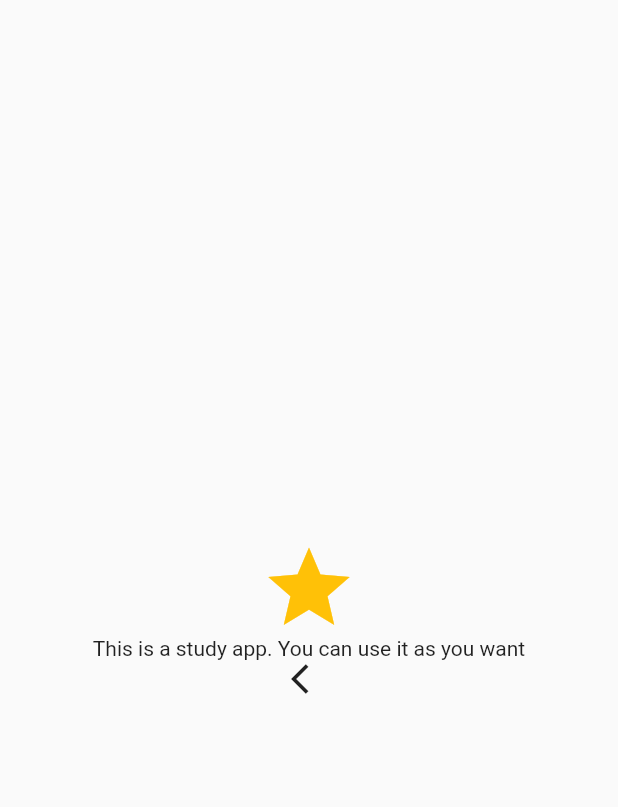
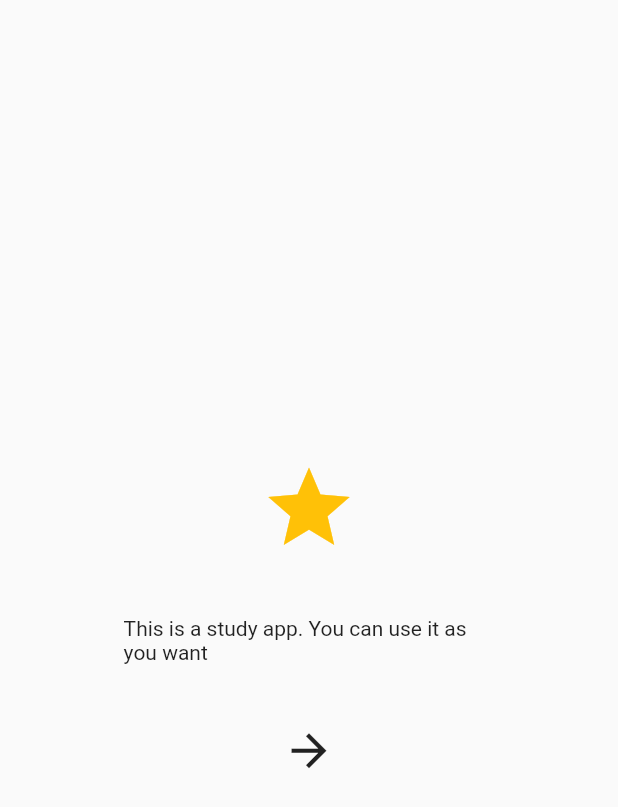
Before and after one commit to shunmuga-raja/quiz_app, a Flutter app: the screen it shows after launch, on a phone screen of 412 x 824 dp. Shown: the top 807 px of the screen. Run offline on Flutter 3.47's test engine with Material 2 defaults, Android fonts, the phone set to English and light mode, and no system bars; our stand-ins replace cloud_firestore, firebase_core, get; accounts and stored records are empty; project files that could hold a hidden picture were left out.

```diff
--- a/lib/main.dart
+++ b/lib/main.dart
@@ -15,8 +15,10 @@ class MyApp extends StatelessWidget {
 
   @override
   Widget build(BuildContext context) {
-    return MaterialApp(
-      home: AppIntroductionScreen()
+    return GetMaterialApp(
+      getPages: [
+        GetPage(name: "/", page:()=>AppIntroductionScreen())
+      ],
     );
   }
 }
--- /dev/null
+++ b/lib/routes/app_routes.dart
@@ -0,0 +1,3 @@
+class AppRoutes{
+
+}
--- a/lib/screens/introduction/introduction.dart
+++ b/lib/screens/introduction/introduction.dart
@@ -1,5 +1,6 @@
 import 'package:flutter/material.dart';
 import 'package:quiz_app/widgets/app_circle_button.dart';
+import 'package:get/get.dart';
 
 class AppIntroductionScreen extends StatelessWidget {
   const AppIntroductionScreen({super.key});
@@ -9,12 +10,14 @@ class AppIntroductionScreen extends StatelessWidget {
     return Scaffold(
       body: Container(alignment: Alignment.center,
       child: Padding(
-        padding: const EdgeInsets.all(8.0),
+        padding: EdgeInsets.symmetric(horizontal: Get.width*0.2),
         child: Column(
           mainAxisAlignment: MainAxisAlignment.center,
           children: [
           const Icon(Icons.star,size: 65, color: Colors.amber),
+          SizedBox(height: 40),
           const Text("This is a study app. You can use it as you want"),
+          SizedBox(height: 40),
           AppCircleButton(
             onTap: () =>null,
             child: const Icon(Icons.arrow_forward, size: 35,),
--- a/lib/widgets/app_circle_button.dart
+++ b/lib/widgets/app_circle_button.dart
@@ -15,7 +15,7 @@ class AppCircleButton extends StatelessWidget {
   @override
   Widget build(BuildContext context) {
     return  Material(
-      shape: CircleBorder(),child: InkWell(child: Icon(Icons.arrow_back_ios),),
+      shape: CircleBorder(),child: InkWell(child: child),
     );
   }
 }
```
